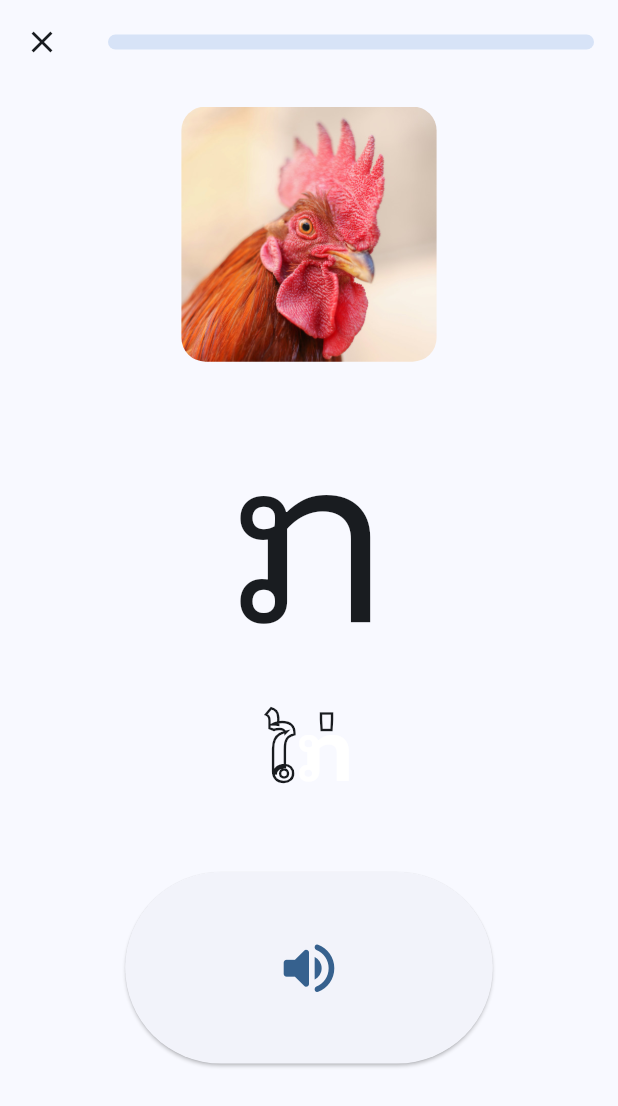
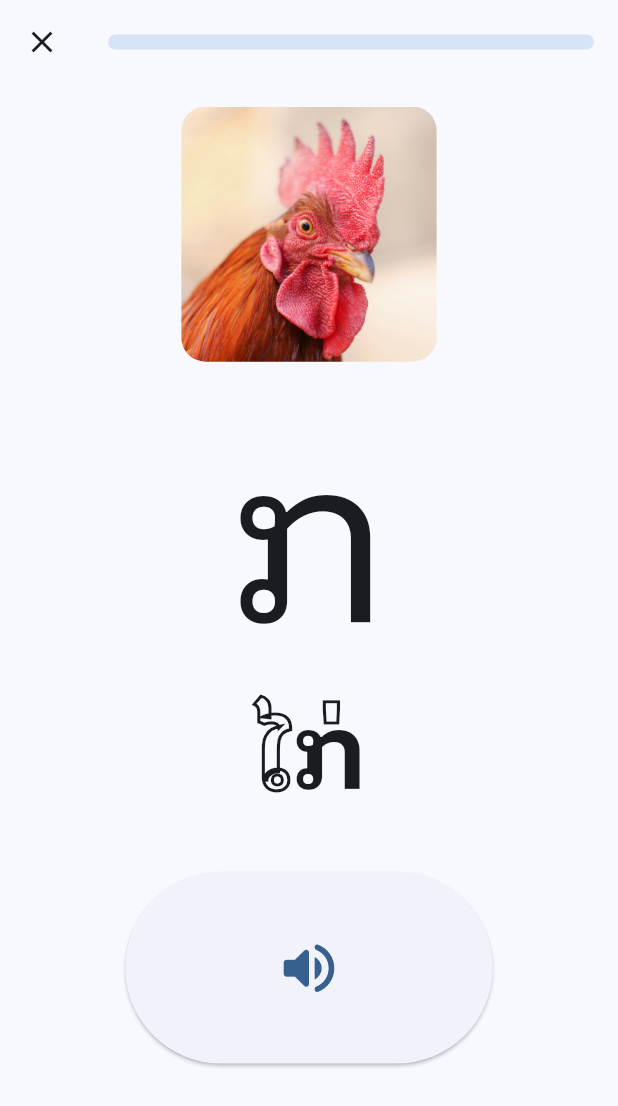
Before and after one commit to bobby-sills/learn_lao_app, a Flutter app: the screen it shows after launch, after a tap on an icon or button, on a phone screen of 412 x 824 dp. Shown: the top 1106 px of the screen. Run offline on Flutter 3.47's test engine with Material 3 defaults, Android fonts, the light colour scheme and no system bars; our stand-ins replace audioplayers, auto_size_text, confetti, flutter_sticky_header, fluttertoast, hive_flutter; missing offline and left inert: local_hero, super_drag_and_drop; accounts and stored records are empty; project files that could hold a hidden picture were left out.

Commit message:
changed bold text

```diff
--- a/lib/components/dynamic_bold_text.dart
+++ b/lib/components/dynamic_bold_text.dart
@@ -1,3 +1,4 @@
+import 'package:flutter/foundation.dart';
 import 'package:flutter/material.dart';
 
 class DynamicBoldText extends StatelessWidget {
@@ -14,6 +15,8 @@ class DynamicBoldText extends StatelessWidget {
 
   @override
   Widget build(BuildContext context) {
+    final ThemeData theme = Theme.of(context);
+    final bool isDarkMode = theme.brightness == Brightness.dark;
     int highlightedRune = targetCharacter.runes.single;
 
     final List<TextSpan> spans = [];
@@ -30,8 +33,7 @@ class DynamicBoldText extends StatelessWidget {
                 ..style = PaintingStyle.stroke
                 ..strokeWidth = 1.0
                 ..color =
-                    textStyle.color ??
-                    DefaultTextStyle.of(context).style.color!,
+                    textStyle.color ?? (isDarkMode ? Colors.white : Colors.black)
             ),
           ),
         );
--- a/lib/exercises/arrange_letters/arrange_letters_exercise.dart
+++ b/lib/exercises/arrange_letters/arrange_letters_exercise.dart
@@ -146,7 +146,6 @@ class LetterDropRegion extends StatelessWidget {
               child: Center(child: Text(entry.value)),
             ),
           );
-          ;
         }
 
         return Draggable(
--- a/lib/exercises/learn_consonant_exercise.dart
+++ b/lib/exercises/learn_consonant_exercise.dart
@@ -54,7 +54,6 @@ class LearningExerciseState
   @override
   Widget build(BuildContext context) {
     final ThemeData theme = Theme.of(context);
-
     // This is needed for generating a unique key
 
     return Expanded(
@@ -90,11 +89,7 @@ class LearningExerciseState
                 child: DynamicBoldText(
                   text: widget.word,
                   targetCharacter: widget.letter,
-                  textStyle: TextStyle(
-                    fontFamily: "NotoSansLaoLooped",
-                    fontWeight: FontWeight.w700,
-                    fontSize: theme.textTheme.headlineLarge!.fontSize,
-                  ),
+                  textStyle: theme.textTheme.headlineLarge!.copyWith(fontFamily: "NotoSansLaoLooped", fontWeight: FontWeight.w700)
                 ),
               ),
             ),
--- a/lib/exercises/spelling_exercise/spelling_exercise_test.dart
+++ b/lib/exercises/spelling_exercise/spelling_exercise_test.dart
@@ -27,7 +27,6 @@ class _SpellingExerciseState
   }
 
   void swapSides() {
-    print('what');
     setState(() {
       if (lower.isEmpty) {
         lower.add(upper[0]);
--- a/lib/main.dart
+++ b/lib/main.dart
@@ -1,6 +1,5 @@
 import 'package:flutter/material.dart';
 import 'package:hive_flutter/hive_flutter.dart';
-import 'package:learn_lao_app/exercises/spelling_exercise/spelling_exercise_test.dart';
 // ignore: unused_import
 import 'package:learn_lao_app/pages/default_page.dart';
 import 'package:provider/provider.dart';
```
Also changed, not shown: lib/utilities/app_data.dart (+1 -6 lines), 5 other files.
